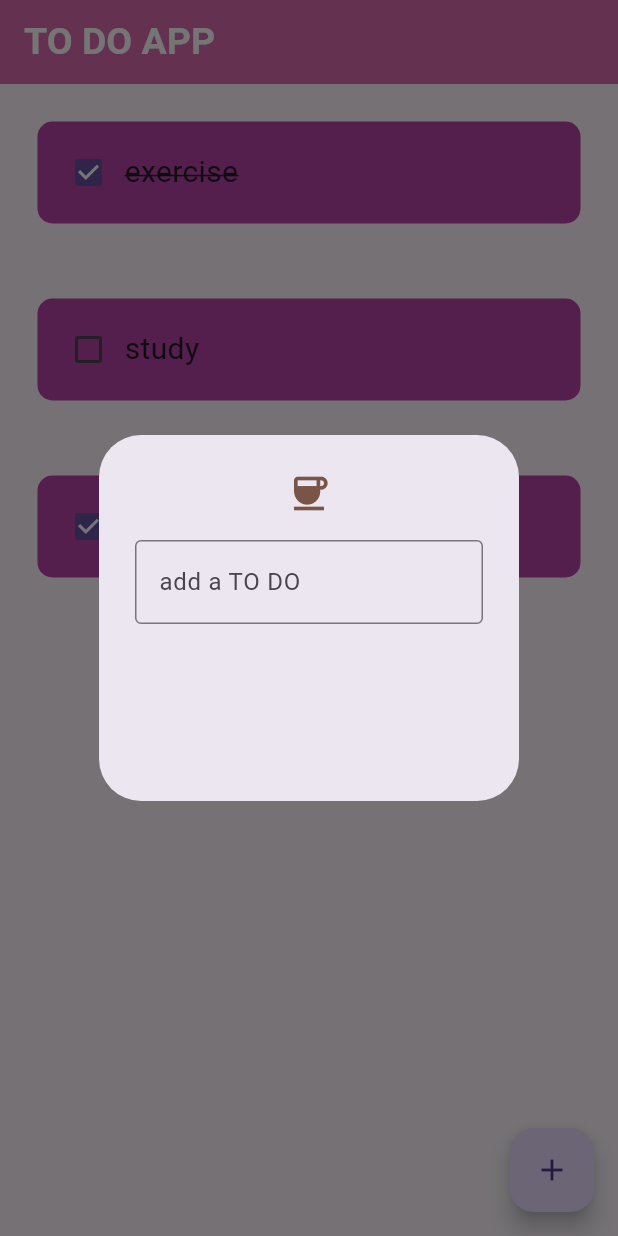
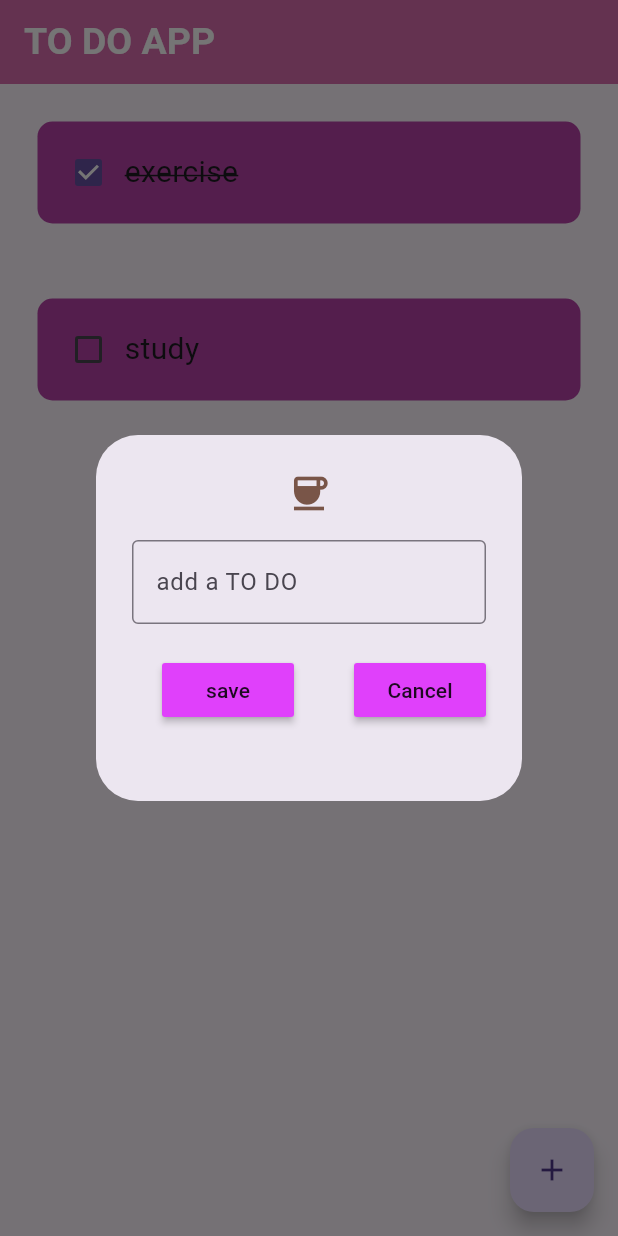
Before and after one commit to findmebyvinay/to-do-app, a Flutter app: the screen it shows after launch, after a tap on the "add" icon, on a phone screen of 412 x 824 dp. Run offline on Flutter 3.47's test engine with Material 3 defaults, Android fonts, the phone set to English and light mode, and no system bars; drawn by our look-alikes of flutter_slidable; our stand-ins replace hive, hive_flutter; accounts and stored records are empty.

Commit message:
added Local Storage

```diff
--- /dev/null
+++ b/lib/database.dart
@@ -0,0 +1,21 @@
+import 'package:hive_flutter/hive_flutter.dart';
+class  ToDoDatabase{
+List toDoList=[
+
+];
+var _mybox=Hive.box("myBox");
+//first xoti open garey par
+void createInitialData(){
+toDoList=[
+  ["exercise",true],
+    ["study",false],
+];
+}
+
+void loadData(){
+   toDoList=_mybox.get("TODOLIST");
+}
+void updateDatabase(){
+_mybox.put("TODOLIST",toDoList);
+}
+}
--- a/lib/main.dart
+++ b/lib/main.dart
@@ -1,8 +1,13 @@
 import 'package:flutter/material.dart';
+import 'package:hive_flutter/adapters.dart';
 
 import 'screen.dart';
 
-void main() {
+void main()async {
+
+  await Hive.initFlutter();
+
+  var box=await Hive.openBox("myBox");
   runApp(const MyApp());
 }
 
--- a/lib/screen.dart
+++ b/lib/screen.dart
@@ -1,11 +1,14 @@
 import 'package:flutter/material.dart';
 import 'package:flutter/widgets.dart';
+import 'package:hive/hive.dart';
+import 'package:to_do_app/database.dart';
 import 'package:to_do_app/util/todoTile.dart';
 
 import 'util/dialogbox.dart';
 
 
 class Screen extends StatefulWidget {
+
   const Screen({super.key});
 
   @override
@@ -13,23 +16,51 @@ class Screen extends StatefulWidget {
 }
 
 class _ScreenState extends State<Screen> {
-  List toDoList=[
-    ["exercise",true],
-    ["study",false],
-    ["write note",true]
-  ];
+  var _mybox = Hive.box("myBox");
+ final _controller= TextEditingController();
+ @override
 
+ void initState(){
+
+  if(_mybox.get("TODOLIST")== null){
+    Db.createInitialData();
+  }
+  else{
+  Db.loadData();
+  }
+ }
+
+  ToDoDatabase Db =ToDoDatabase();
   void checkBoxChanged(bool ? value, int index){
    setState(() {
-     toDoList[index][1] = ! toDoList[index][1];
+     Db.toDoList[index][1] = ! Db.toDoList[index][1];
    });
+   Db.updateDatabase();
+  }
+  void newSavedTask(){
+  setState(() {
+    Db.toDoList.add([_controller.text,false]);
+  });
+  Navigator.of(context).pop();
+  Db.updateDatabase();
   }
   void newTask(){
      showDialog(
       context: context,
      builder: (context){
-      return Dialogbox();
+      return Dialogbox(
+        controller:_controller,
+        onsave: newSavedTask,
+        onCancel: Navigator.of(context).pop,
+      );
      });
+  }
+  //delete to-do task
+  void deleteTask(int index){
+    setState(() {
+      Db.toDoList.removeAt(index);
+    });
+   Db.updateDatabase();
   }
   @override
 
@@ -47,13 +78,16 @@ class _ScreenState extends State<Screen> {
         ),
       ),
    body:ListView.builder(
-    itemCount: toDoList.length,
+    itemCount: Db.toDoList.length,
     itemBuilder: (context, index) {
       return Todotile(onchanged:(value)=>
         checkBoxChanged(value, index)
       ,
-       taskname: toDoList[index][0],
-        taskcompleted:toDoList[index][1]);
+       taskname: Db.toDoList[index][0],
+        taskcompleted:Db.toDoList[index][1],
+        deleteFunction:(context)=>deleteTask(index),
+        );
+
     },
    ),
    floatingActionButton:FloatingActionButton(
--- a/lib/util/dialogbox.dart
+++ b/lib/util/dialogbox.dart
@@ -1,6 +1,13 @@
 import 'package:flutter/material.dart';
+import 'package:to_do_app/util/mybutton.dart';
 class Dialogbox extends StatelessWidget {
-  const Dialogbox({super.key});
+  final controller;
+  VoidCallback onsave;
+  VoidCallback onCancel;
+   Dialogbox({super.key,
+   required this.controller,
+   required this.onsave,
+   required this.onCancel});
 
   @override
   Widget build(BuildContext context) {
@@ -13,11 +20,29 @@ class Dialogbox extends StatelessWidget {
        child: Column(
           children: [
             TextField(
+              controller: controller,
               decoration: InputDecoration(
                border: OutlineInputBorder(),
                hintText: "add a TO DO"
               ),
-            )
+            ),
+            const SizedBox(height: 20,),
+            Row(
+              children: [
+                SizedBox(width: 20,),
+                   Mybutton(text:"save",
+             onPressed:(){
+              onsave();
+             }
+             ),
+             const SizedBox(width: 40,),
+             Mybutton(text: "Cancel",
+              onPressed:(){
+              onCancel();
+              })
+              ],
+            ),
+
           ],
         ),
       ),
--- /dev/null
+++ b/lib/util/mybutton.dart
@@ -0,0 +1,13 @@
+import 'package:flutter/material.dart';
+class Mybutton extends StatelessWidget {
+  String text;
+  VoidCallback onPressed;
+  Mybutton({super.key,required this.text,required this.onPressed});
+
+  @override
+  Widget build(BuildContext context) {
+    return MaterialButton(onPressed:onPressed,
+  color: Colors.purpleAccent,
+    child:Text(text));
+  }
+}
--- a/lib/util/todoTile.dart
+++ b/lib/util/todoTile.dart
@@ -1,19 +1,29 @@
 import 'package:flutter/material.dart';
+import 'package:flutter_slidable/flutter_slidable.dart';
 class Todotile extends StatelessWidget {
+
   final String taskname;
   final bool taskcompleted;
+  Function(BuildContext)? deleteFunction;
   Function(bool?)?onchanged;
  Todotile({super.key,required this.onchanged,
  required this.taskname,
- required this.taskcompleted});
+ required this.taskcompleted,
+ required this.deleteFunction});
 
   @override
   Widget build(BuildContext context) {
     return Padding(
       padding: const EdgeInsets.all(25.0),
-
-      child:Container(
-
+      child:Slidable(
+        endActionPane: ActionPane(motion:StretchMotion() ,
+         children:[
+          SlidableAction(onPressed:deleteFunction,
+          icon: Icons.delete,
+          borderRadius: BorderRadius.circular(10),
+          backgroundColor: Colors.redAccent,)
+         ]),
+        child: Container(
            padding: EdgeInsets.all(10),
           child: Row(
             children: [
@@ -28,6 +38,7 @@ class Todotile extends StatelessWidget {
               color: Color.fromARGB(255, 183, 66, 167),
           ),
         ),
+      ),
     );
   }
 }
--- a/pubspec.yaml
+++ b/pubspec.yaml
@@ -31,15 +31,20 @@ environment:
 dependencies:
   flutter:
     sdk: flutter
+  hive: ^2.2.3
+  hive_flutter: ^1.1.0
 
 
   # The following adds the Cupertino Icons font to your application.
   # Use with the CupertinoIcons class for iOS style icons.
   cupertino_icons: ^1.0.6
+  flutter_slidable: ^3.1.0
 
 dev_dependencies:
   flutter_test:
     sdk: flutter
+  hive_generator: ^2.0.1
+  build_runner: ^2.4.11
 
   # The "flutter_lints" package below contains a set of recommended lints to
   # encourage good coding practices. The lint set provided by the package is
```
Also changed, not shown: pubspec.lock, 1 other file. Lines whose indentation alone changed are shown as unchanged.
